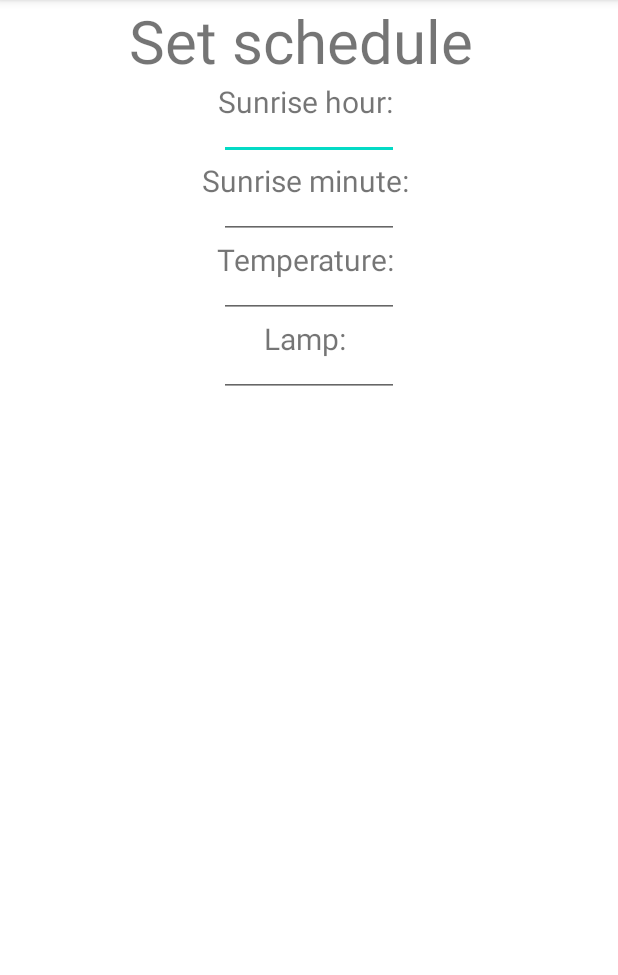
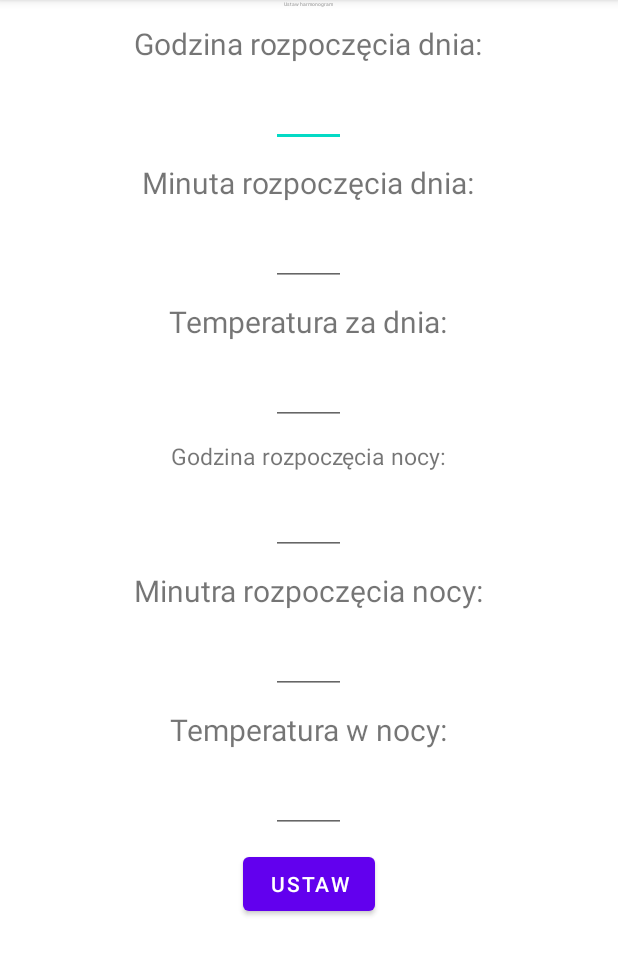
Before and after one commit to problemy/ProjectPAMO, an Android app: the Scheduler screen opened directly, with no data from a screen before it, on a phone screen of 412 x 824 dp, the part 84-1059 px from its top. Run offline under Robolectric (Android 15) with nearby library versions, the phone set to English and light mode, and no system bars.

Commit message:
add scheduler

```diff
--- a/Smartarrium/app/src/main/res/layout/activity_scheduler.xml
+++ b/Smartarrium/app/src/main/res/layout/activity_scheduler.xml
@@ -2,59 +2,134 @@
 <LinearLayout xmlns:android="http://schemas.android.com/apk/res/android"
     android:layout_width="fill_parent"
     android:layout_height="fill_parent"
-    android:orientation="vertical" >
-    tools:context=".MainActivity">
+    android:orientation="vertical" ><![CDATA[
+    tools:context=".ac">
 
-    <TextView
+    ]]><TextView
         android:id="@+id/title"
         android:layout_width="wrap_content"
         android:layout_height="wrap_content"
         android:layout_gravity="center_horizontal"
-        android:textSize="40dp"
-        android:text="Set schedule "/>
+        android:textSize="3dp"
+        android:text="@string/set_scheduler"/>
+
+    <TextView
+        android:layout_width="wrap_content"
+        android:layout_height="wrap_content"
+        android:layout_gravity="center"
+        android:layout_marginTop="10dp"
+        android:text="@string/start_day_hour"
+        android:textSize="20dp" />
+
+    <EditText
+        android:id="@+id/SunriseHourEt"
+        android:layout_width="50dp"
+        android:layout_height="wrap_content"
+        android:layout_gravity="center"
+        android:layout_marginTop="10dp"
+        android:autofillHints="Godzina"
+        android:inputType="number"
+        android:textColor="@color/black" />
+
     <TextView
         android:layout_width="wrap_content"
         android:layout_height="wrap_content"
         android:layout_gravity="center"
         android:textSize="20dp"
-        android:text="Sunrise hour: "/>
+        android:layout_marginTop="10dp"
+        android:text="@string/start_day_minute"/>
     <EditText
-        android:layout_width="120dp"
+        android:id="@+id/SunriseMinuteEt"
+        android:layout_width="50dp"
         android:layout_gravity="center"
-        android:layout_height="25dp"
+        android:layout_height="wrap_content"
+        android:inputType="number"
+        android:layout_marginTop="10dp"
+        android:textColor="@color/black"
         />
     <TextView
         android:layout_width="wrap_content"
         android:layout_height="wrap_content"
         android:layout_gravity="center"
         android:textSize="20dp"
-        android:text="Sunrise minute: "/>
+        android:layout_marginTop="10dp"
+        android:text="@string/day_temperature"/>
     <EditText
-        android:layout_width="120dp"
+        android:id="@+id/DayTemperatureEt"
+        android:layout_width="50dp"
         android:layout_gravity="center"
-        android:layout_height="25dp"
+        android:layout_height="wrap_content"
+        android:inputType="number"
+        android:layout_marginTop="10dp"
+        android:textColor="@color/black"
+        />
+
+    <TextView
+        android:layout_width="wrap_content"
+        android:layout_height="wrap_content"
+        android:layout_gravity="center"
+        android:layout_marginTop="10dp"
+        android:textSize="15dp"
+        android:text="@string/start_night_hour"/>
+    <EditText
+        android:id="@+id/SunsetHourEt"
+        android:layout_width="50dp"
+        android:layout_gravity="center"
+        android:layout_height="wrap_content"
+        android:layout_marginTop="10dp"
+        android:textColor="@color/black"
+        android:inputType="number"
+        />
+    <TextView
+        android:layout_width="wrap_content"
+        android:layout_height="wrap_content"
+        android:layout_gravity="center"
+        android:layout_marginTop="10dp"
+        android:textSize="20dp"
+        android:text="@string/start_night_minute"/>
+    <EditText
+        android:id="@+id/SunsetMinuteEt"
+        android:layout_width="50dp"
+        android:layout_gravity="center"
+        android:layout_height="wrap_content"
+        android:layout_marginTop="10dp"
+        android:inputType="number"
+        android:textColor="@color/black"
         />
     <TextView
         android:layout_width="wrap_content"
         android:layout_height="wrap_content"
         android:layout_gravity="center"
         android:textSize="20dp"
-        android:text="Temperature: "/>
+        android:layout_marginTop="10dp"
+        android:text="@string/night_temperature"/>
     <EditText
-        android:layout_width="120dp"
+        android:id="@+id/NightTemperatureEt"
+        android:layout_width="50dp"
         android:layout_gravity="center"
-        android:layout_height="25dp"
+        android:layout_height="wrap_content"
+        android:layout_marginTop="10dp"
+        android:inputType="number"
+        android:textColor="@color/black"
         />
+
+
+    <Button
+        android:id="@+id/Submit"
+        android:layout_height="wrap_content"
+        android:layout_width="wrap_content"
+        android:layout_gravity="center"
+        android:layout_marginTop="10dp"
+        android:text="@string/set" />
+
     <TextView
+        android:id="@+id/formResult"
         android:layout_width="wrap_content"
+        android:layout_marginTop="10dp"
         android:layout_height="wrap_content"
         android:layout_gravity="center"
         android:textSize="20dp"
-        android:text="Lamp: "/>
-    <EditText
-        android:layout_width="120dp"
-        android:layout_gravity="center"
-        android:layout_height="25dp"
+        android:textColor="@color/black"
         />
 
 
--- a/Smartarrium/app/src/main/res/values/strings.xml
+++ b/Smartarrium/app/src/main/res/values/strings.xml
@@ -1,4 +1,14 @@
 <resources>
     <string name="app_name">Smartarrium</string>
     <string name="Hello">Welcome in Smartarrium Mobile App</string>
+    <string name="on_off_lamp">On/Off Lamp</string>
+    <string name="set_scheduler">Ustaw harmonogram</string>
+    <string name="refresh">Odśwież</string>
+    <string name="start_day_hour">Godzina rozpoczęcia dnia:</string>
+    <string name="start_day_minute">Minuta rozpoczęcia dnia:</string>
+    <string name="day_temperature">Temperatura za dnia:</string>
+    <string name="start_night_hour">Godzina rozpoczęcia nocy:</string>
+    <string name="start_night_minute">Minutra rozpoczęcia nocy:</string>
+    <string name="night_temperature">Temperatura w nocy:</string>
+    <string name="set">Ustaw</string>
 </resources>
```
Also changed, not shown: Smartarrium/app/src/main/java/com/example/smartarrium/MainActivity.java (+52 -47 lines), Smartarrium/app/src/main/java/com/example/smartarrium/Scheduler.java (+240 -0 lines), Smartarrium/app/src/main/java/com/example/smartarrium/Sensor.java (+26 -11 lines), Smartarrium/app/src/main/java/com/example/smartarrium/WebThingsApi.java (+32 -7 lines), Smartarrium/app/src/main/res/layout/activity_main.xml (+13 -3 lines).
